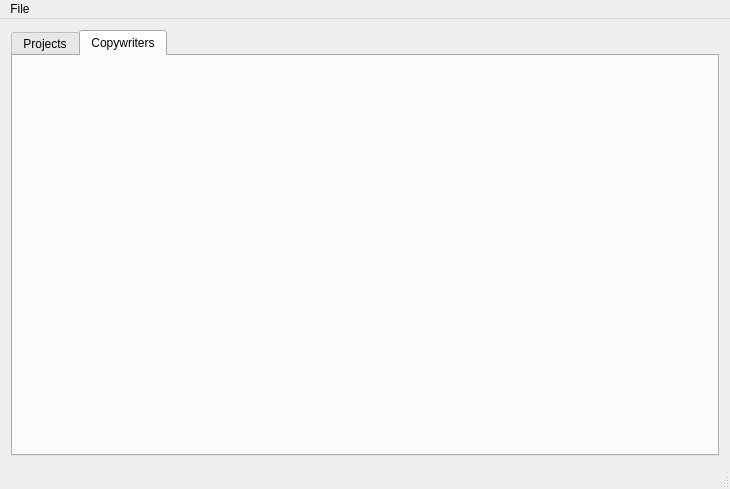
Old version of the form mainwindow.ui in the repository lazin87/KotkaSource.
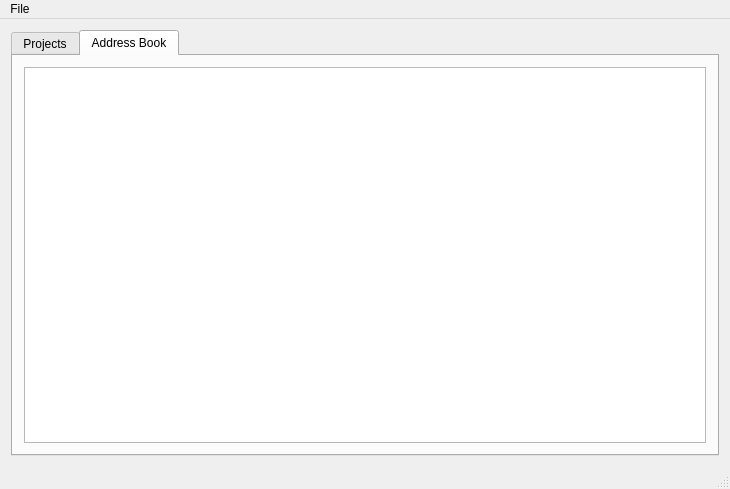
New version of the form. The open tabs and pages were chosen to show the change.

Commit message: add Adrdress Book tab to main window

```diff
--- a/mainwindow.ui
+++ b/mainwindow.ui
@@ -164,8 +164,13 @@
       </widget>
       <widget class="QWidget" name="tabCopywritersMngr">
        <attribute name="title">
-        <string>Copywriters</string>
+        <string>Address Book</string>
        </attribute>
+       <layout class="QHBoxLayout" name="horizontalLayout_3">
+        <item>
+         <widget class="QTableView" name="addressBookTableView"/>
+        </item>
+       </layout>
       </widget>
      </widget>
     </item>
```
Left out of the diff: 4 changed lines with no effect on the pictures. The commit also changes 4 other files.
